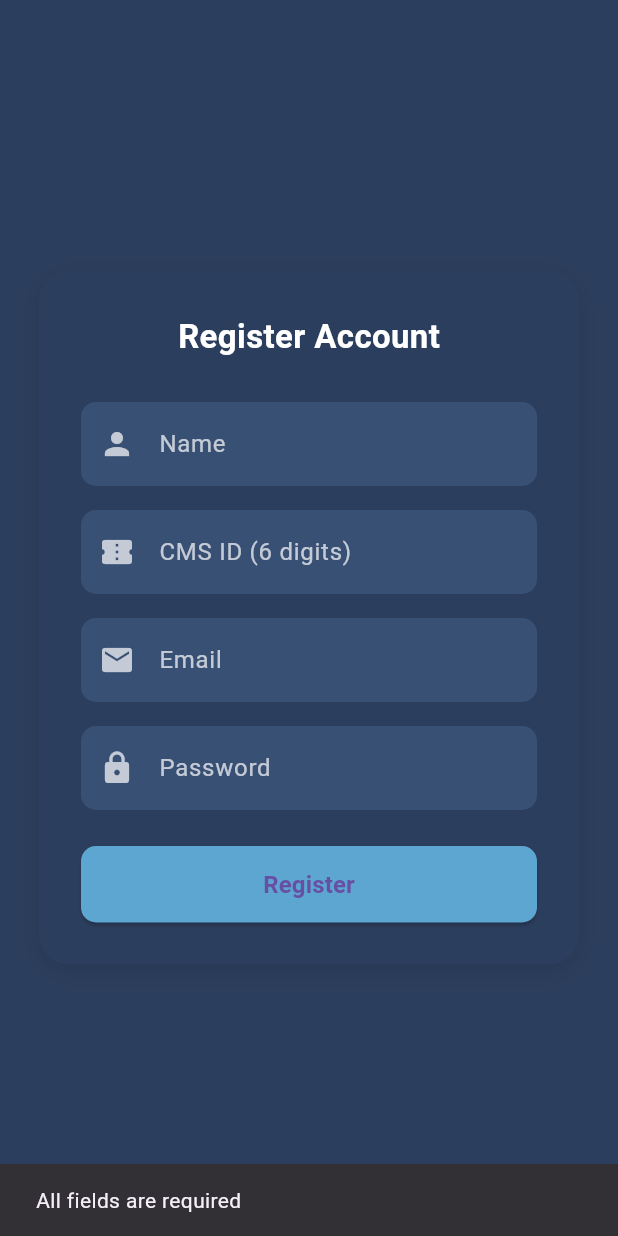
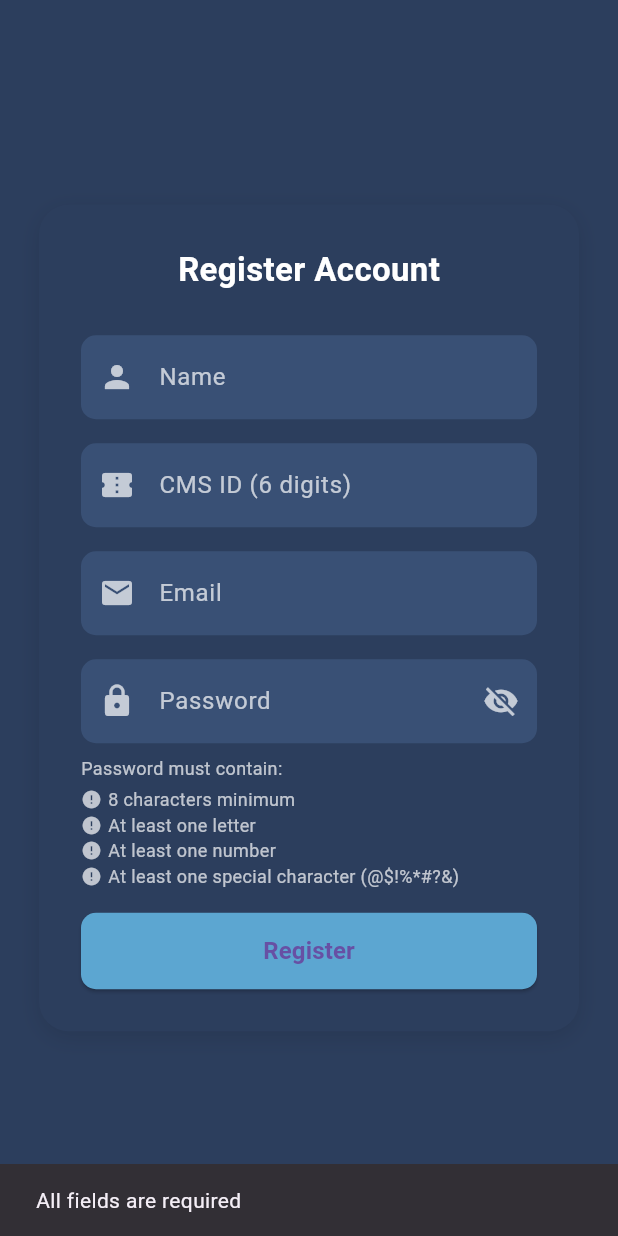
Before and after one commit to BissalJ/IS, a Flutter app: the RegisterPage screen opened directly, after a tap on "Register", on a phone screen of 412 x 824 dp. Run offline on Flutter 3.47's test engine with Material 3 defaults, Android fonts, the phone set to English and light mode, and no system bars; our stand-ins replace basic_utils, cloud_firestore, cloud_functions, firebase_auth, firebase_core, flutter_secure_storage and 2 more; missing offline and left inert: encrypt, mobile_scanner, pointycastle; accounts and stored records are empty.

Commit message:
Update Registration

```diff
--- a/lib/register_page.dart
+++ b/lib/register_page.dart
@@ -14,6 +14,7 @@ class _RegisterPageState extends State<RegisterPage> {
   final TextEditingController _emailController = TextEditingController();
   final TextEditingController _passwordController = TextEditingController();
   bool _loading = false;
+  bool _obscurePassword = true;
 
   Future<void> _registerUser() async {
     try {
@@ -32,6 +33,32 @@ class _RegisterPageState extends State<RegisterPage> {
       if (!RegExp(r'^\d{6}$').hasMatch(cmsId)) {
         ScaffoldMessenger.of(context).showSnackBar(
           const SnackBar(content: Text('CMS ID must be exactly 6 digits')),
+        );
+        return;
+      }
+
+      if (!RegExp(r'^[^\s@]+@[^\s@]+\.[^\s@]+$').hasMatch(email)) {
+        ScaffoldMessenger.of(context).showSnackBar(
+          const SnackBar(content: Text('Please enter a valid email address')),
+        );
+        return;
+      }
+
+      if (password.length < 8) {
+        ScaffoldMessenger.of(context).showSnackBar(
+          const SnackBar(
+              content: Text('Password must be at least 8 characters long')),
+        );
+        return;
+      }
+
+      if (!RegExp(
+              r'^(?=.*[A-Za-z])(?=.*\d)(?=.*[@$!%*#?&])[A-Za-z\d@$!%*#?&]{8,}$')
+          .hasMatch(password)) {
+        ScaffoldMessenger.of(context).showSnackBar(
+          const SnackBar(
+              content: Text(
+                  'Password must contain at least one letter, one number and one special character')),
         );
         return;
       }
@@ -84,7 +111,110 @@ class _RegisterPageState extends State<RegisterPage> {
           borderSide: BorderSide.none,
         ),
         counterText: '',
+        suffixIcon: label == 'Password'
+            ? IconButton(
+                icon: Icon(
+                  _obscurePassword ? Icons.visibility_off : Icons.visibility,
+                  color: Colors.white70,
+                ),
+                onPressed: () {
+                  setState(() {
+                    _obscurePassword = !_obscurePassword;
+                  });
+                },
+              )
+            : null,
       ),
+    );
+  }
+
+  Widget _buildPasswordRequirements() {
+    final password = _passwordController.text;
+    final hasMinLength = password.length >= 8;
+    final hasLetter = RegExp(r'[A-Za-z]').hasMatch(password);
+    final hasNumber = RegExp(r'[0-9]').hasMatch(password);
+    final hasSpecialChar = RegExp(r'[@$!%*#?&]').hasMatch(password);
+
+    return Column(
+      crossAxisAlignment: CrossAxisAlignment.start,
+      children: [
+        Text(
+          'Password must contain:',
+          style: TextStyle(
+            color: Colors.white70,
+            fontSize: 12,
+          ),
+        ),
+        const SizedBox(height: 4),
+        Row(
+          children: [
+            Icon(
+              hasMinLength ? Icons.check_circle : Icons.error,
+              color: hasMinLength ? Colors.green : Colors.white70,
+              size: 14,
+            ),
+            const SizedBox(width: 4),
+            Text(
+              '8 characters minimum',
+              style: TextStyle(
+                color: hasMinLength ? Colors.green : Colors.white70,
+                fontSize: 12,
+              ),
+            ),
+          ],
+        ),
+        Row(
+          children: [
+            Icon(
+              hasLetter ? Icons.check_circle : Icons.error,
+              color: hasLetter ? Colors.green : Colors.white70,
+              size: 14,
+            ),
+            const SizedBox(width: 4),
+            Text(
+              'At least one letter',
+              style: TextStyle(
+                color: hasLetter ? Colors.green : Colors.white70,
+                fontSize: 12,
+              ),
+            ),
+          ],
+        ),
+        Row(
+          children: [
+            Icon(
+              hasNumber ? Icons.check_circle : Icons.error,
+              color: hasNumber ? Colors.green : Colors.white70,
+              size: 14,
+            ),
+            const SizedBox(width: 4),
+            Text(
+              'At least one number',
+              style: TextStyle(
+                color: hasNumber ? Colors.green : Colors.white70,
+                fontSize: 12,
+              ),
+            ),
+          ],
+        ),
+        Row(
+          children: [
+            Icon(
+              hasSpecialChar ? Icons.check_circle : Icons.error,
+              color: hasSpecialChar ? Colors.green : Colors.white70,
+              size: 14,
+            ),
+            const SizedBox(width: 4),
+            Text(
+              'At least one special character (@\$!%*#?&)',
+              style: TextStyle(
+                color: hasSpecialChar ? Colors.green : Colors.white70,
+                fontSize: 12,
+              ),
+            ),
+          ],
+        ),
+      ],
     );
   }
 
@@ -131,8 +261,10 @@ class _RegisterPageState extends State<RegisterPage> {
                     keyboardType: TextInputType.emailAddress),
                 const SizedBox(height: 16),
                 _buildTextField(_passwordController, 'Password', Icons.lock,
-                    obscure: true),
-                const SizedBox(height: 24),
+                    obscure: _obscurePassword),
+                const SizedBox(height: 8),
+                _buildPasswordRequirements(),
+                const SizedBox(height: 16),
                 SizedBox(
                   width: double.infinity,
                   child: ElevatedButton(
```
